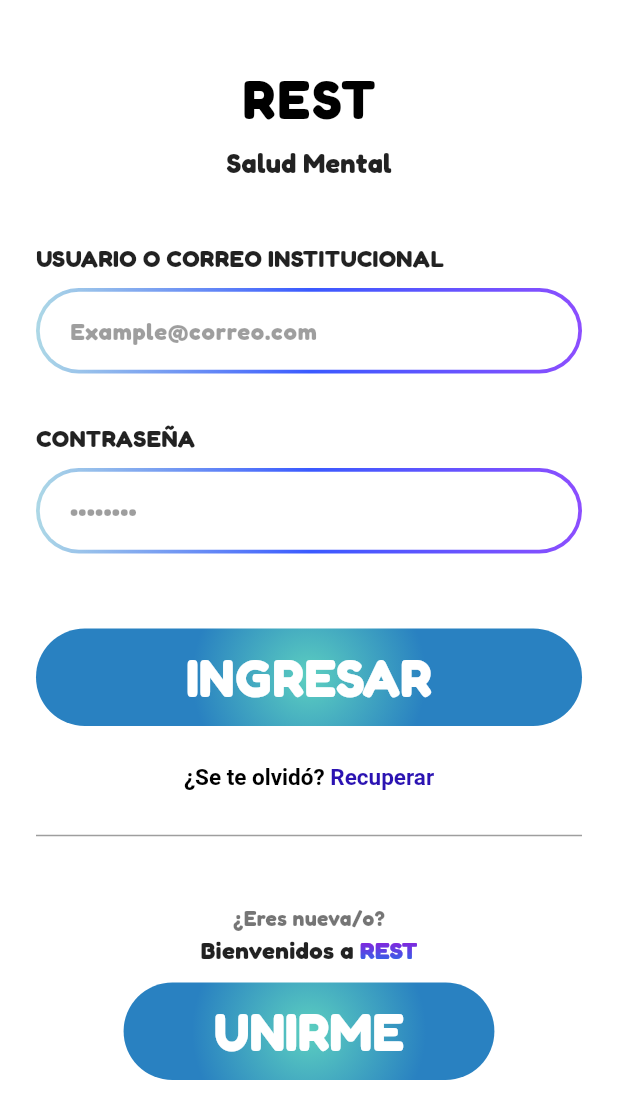
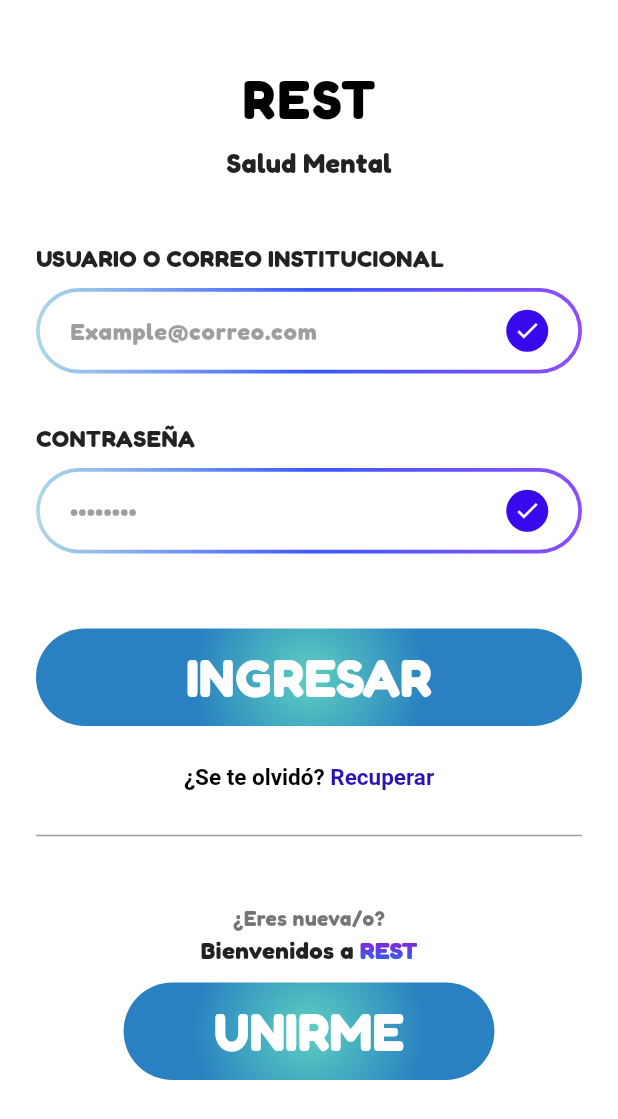
Before and after one commit to sheydazz/RESTAPP, a Flutter app: the screen it shows after launch, on a phone screen of 412 x 824 dp. Shown: the top 1119 px of the screen. Run offline on Flutter 3.47's test engine with Material 3 defaults, Android fonts, the phone set to English and light mode, and no system bars; our stand-ins replace google_fonts.

Commit message:
Login and Register 85% (Faltan las imagenes)

```diff
--- a/lib/features/intro_auth/screens/login_screen.dart
+++ b/lib/features/intro_auth/screens/login_screen.dart
@@ -1,6 +1,6 @@
 import 'package:flutter/material.dart';
 import 'package:google_fonts/google_fonts.dart';
-import 'register_screen.dart'; // ← Importación relativa correcta
+import 'register_screen.dart';
 
 class LoginScreen extends StatelessWidget {
   const LoginScreen({super.key});
@@ -143,7 +143,7 @@ class LoginScreen extends StatelessWidget {
                     Navigator.push(
                       context,
                       MaterialPageRoute(
-                        builder: (context) => RegisterScreen(),
+                        builder: (context) => const RegisterScreen(),
                       ),
                     );
                   },
@@ -205,6 +205,24 @@ class LoginScreen extends StatelessWidget {
                 hintStyle: GoogleFonts.fredoka(
                   color: Colors.black38,
                   fontWeight: FontWeight.bold,
+                ),
+                suffixIcon: Padding(
+                  padding: const EdgeInsets.only(right: 20),
+                  child: Container(
+                    width: 28,
+                    height: 28,
+                    decoration: const BoxDecoration(
+                      color: Color(0xFF3709EC),
+                      shape: BoxShape.circle,
+                    ),
+                    child: const Center(
+                      child: Icon(
+                        Icons.check,
+                        color: Colors.white,
+                        size: 18,
+                      ),
+                    ),
+                  ),
                 ),
                 contentPadding:
                 const EdgeInsets.symmetric(horizontal: 16, vertical: 14),
```
